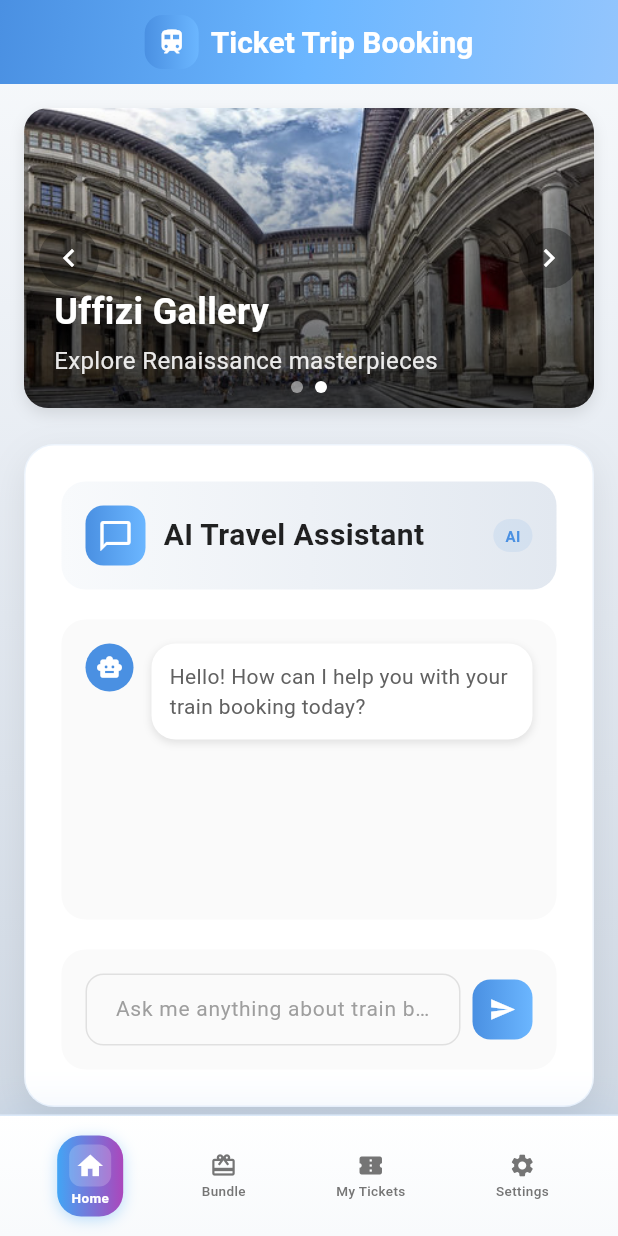
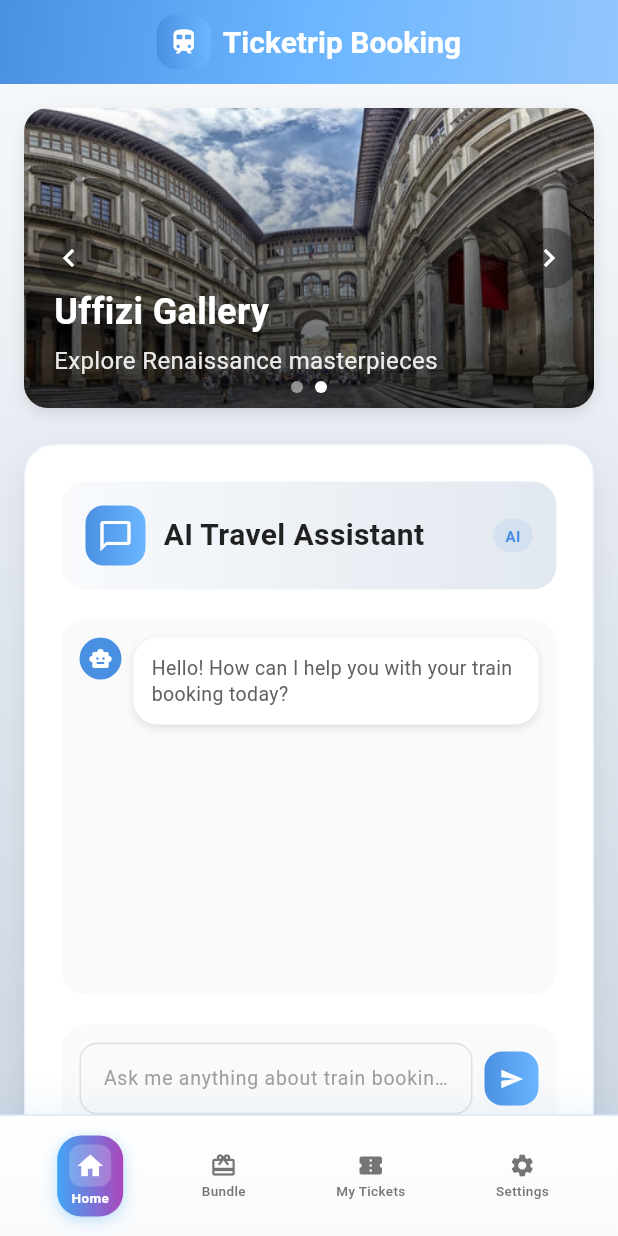
Before and after one commit to garyyang01/KTV-BTS, a Flutter app: the screen it shows after launch, on a phone screen of 412 x 824 dp. Run offline on Flutter 3.47's test engine with Material 3 defaults, Android fonts, the phone set to English and light mode, and no system bars; our stand-ins replace email_validator, flutter_dotenv, flutter_local_notifications, shared_preferences; missing offline and left inert: enough_mail, mailer; generated files the repository leaves out were written again.

Commit message:
Add Ai Traval

```diff
--- a/ktv_bts/lib/l10n/app_en.arb
+++ b/ktv_bts/lib/l10n/app_en.arb
@@ -1,5 +1,5 @@
 {
-  "appTitle": "Ticket Trip Booking",
+  "appTitle": "Ticketrip Booking",
   "settings": "Settings",
   "language": "Language",
   "theme": "Theme",
@@ -13,7 +13,7 @@
   "bundle": "Bundle",
   "myTickets": "My Tickets",
   "settings": "Settings",
-  "welcomeMessage": "Welcome to Ticket Trip!",
+  "welcomeMessage": "Welcome to Ticketrip!",
   "welcomeSubtitle": "Discover amazing destinations and book your perfect journey",
   "searchDestinations": "Search for Destinations",
   "popularDestinations": "Popular Destinations",
--- a/ktv_bts/lib/pages/main_page.dart
+++ b/ktv_bts/lib/pages/main_page.dart
@@ -4,6 +4,7 @@ import 'package:flutter_gen/gen_l10n/app_localizations.dart';
 import '../widgets/search_bar_widget.dart';
 import '../widgets/content_display_widget.dart';
 import '../models/search_option.dart';
+import '../services/ai_service.dart';
 import 'my_train_tickets_page.dart';
 import 'bundle_page.dart';
 
@@ -114,13 +115,28 @@ class _MainPageState extends State<MainPage> {
     _simulateAIResponse(text);
   }
 
-  /// Simulate AI response
-  void _simulateAIResponse(String userMessage) {
-    Future.delayed(const Duration(milliseconds: 1000), () {
+  /// Call AI API and get response
+  void _simulateAIResponse(String userMessage) async {
+    // Show loading message
+    setState(() {
+      _chatMessages.add(ChatMessage(
+        text: 'AI is thinking...',
+        isUser: false,
+        timestamp: DateTime.now(),
+      ));
+    });
+
+    _scrollToBottom();
+
+    try {
+      // Call the n8n AI API
+      final aiResponse = await AIService.callAIAssistant(userMessage);
+
       if (!mounted) return;
 
-      String aiResponse = _getAIResponse(userMessage);
+      // Remove loading message and add real response
       setState(() {
+        _chatMessages.removeLast(); // Remove loading message
         _chatMessages.add(ChatMessage(
           text: aiResponse,
           isUser: false,
@@ -129,25 +145,23 @@ class _MainPageState extends State<MainPage> {
       });
 
       _scrollToBottom();
-    });
+    } catch (e) {
+      if (!mounted) return;
+
+      // Remove loading message and add error response
+      setState(() {
+        _chatMessages.removeLast(); // Remove loading message
+        _chatMessages.add(ChatMessage(
+          text: 'Sorry, there was an error processing your request. Please try again.',
+          isUser: false,
+          timestamp: DateTime.now(),
+        ));
+      });
+
+      _scrollToBottom();
+    }
   }
 
-  /// Get AI response based on user message
-  String _getAIResponse(String message) {
-    final lowerMessage = message.toLowerCase();
-
-    if (lowerMessage.contains('train') || lowerMessage.contains('火車')) {
-      return 'I can help you find train tickets! You can search for destinations in the search box below, or tell me where you want to go and I\'ll help you plan your journey.';
-    } else if (lowerMessage.contains('price') || lowerMessage.contains('價格') || lowerMessage.contains('多少錢')) {
-      return 'Train ticket prices vary depending on the route and travel class. You can search for your destination below to see current prices and availability.';
-    } else if (lowerMessage.contains('time') || lowerMessage.contains('時間') || lowerMessage.contains('什麼時候')) {
-      return 'Train schedules are available in real-time. Once you search for your destination, you\'ll see all available departure times and journey durations.';
-    } else if (lowerMessage.contains('booking') || lowerMessage.contains('預訂') || lowerMessage.contains('訂票')) {
-      return 'To book tickets, simply search for your destination using the search box below. I can guide you through the booking process step by step!';
-    } else {
-      return 'I\'m here to help with your train travel needs! You can ask me about routes, schedules, prices, or booking. Try searching for a destination below to get started!';
-    }
-  }
 
   /// Scroll chat to bottom
   void _scrollToBottom() {
@@ -919,8 +933,8 @@ class _MainPageState extends State<MainPage> {
 
           // Chat messages area
           Container(
-            height: 200,
-            padding: const EdgeInsets.all(16),
+            height: 250, // 增加高度從200到250
+            padding: const EdgeInsets.all(12), // 減少內邊距從16到12
             decoration: BoxDecoration(
               color: isDark ? const Color(0xFF334155).withOpacity(0.3) : Colors.grey.shade50,
               borderRadius: BorderRadius.circular(16),
@@ -939,7 +953,7 @@ class _MainPageState extends State<MainPage> {
 
           // AI chat input
           Container(
-            padding: const EdgeInsets.all(16),
+            padding: const EdgeInsets.all(12), // 減少內邊距從16到12
             decoration: BoxDecoration(
               color: isDark ? const Color(0xFF334155).withOpacity(0.3) : Colors.grey.shade50,
               borderRadius: BorderRadius.circular(16),
@@ -953,25 +967,25 @@ class _MainPageState extends State<MainPage> {
                       hintText: 'Ask me anything about train bookings...',
                       hintStyle: TextStyle(
                         color: isDark ? Colors.white54 : Colors.grey.shade500,
-                        fontSize: 14,
+                        fontSize: 13, // 減少字體大小從14到13
                       ),
                       border: InputBorder.none,
                       contentPadding: const EdgeInsets.symmetric(
-                        horizontal: 16,
-                        vertical: 12,
+                        horizontal: 12, // 減少水平內邊距從16到12
+                        vertical: 10, // 減少垂直內邊距從12到10
                       ),
                     ),
                     style: TextStyle(
                       color: isDark ? Colors.white : Colors.black87,
-                      fontSize: 14,
+                      fontSize: 13, // 減少字體大小從14到13
                     ),
                     onSubmitted: (_) => _sendMessage(),
                   ),
                 ),
                 const SizedBox(width: 8),
                 Container(
-                  width: 40,
-                  height: 40,
+                  width: 36, // 減少按鈕大小從40到36
+                  height: 36,
                   decoration: BoxDecoration(
                     gradient: const LinearGradient(
                       colors: [
@@ -986,7 +1000,7 @@ class _MainPageState extends State<MainPage> {
                     icon: const Icon(
                       Icons.send,
                       color: Colors.white,
-                      size: 18,
+                      size: 16, // 減少圖標大小從18到16
                     ),
                     padding: EdgeInsets.zero,
                   ),
@@ -1002,33 +1016,61 @@ class _MainPageState extends State<MainPage> {
   /// Build chat message bubble
   Widget _buildChatMessage(ChatMessage message, bool isDark) {
     return Padding(
-      padding: const EdgeInsets.only(bottom: 12),
+      padding: const EdgeInsets.only(bottom: 8),
       child: Row(
         crossAxisAlignment: CrossAxisAlignment.start,
         children: [
           if (!message.isUser) ...[
+            // AI消息在左邊
             Container(
-              width: 32,
-              height: 32,
+              width: 28,
+              height: 28,
               decoration: BoxDecoration(
                 color: const Color(0xFF4A90E2),
-                borderRadius: BorderRadius.circular(16),
+                borderRadius: BorderRadius.circular(14),
               ),
               child: const Icon(
                 Icons.smart_toy,
                 color: Colors.white,
-                size: 18,
+                size: 16,
               ),
             ),
-            const SizedBox(width: 12),
+            const SizedBox(width: 8),
+            Expanded( // AI消息使用Expanded佔滿剩餘空間
+              child: Container(
+                padding: const EdgeInsets.all(12),
+                decoration: BoxDecoration(
+                  color: isDark ? const Color(0xFF334155).withOpacity(0.7) : Colors.white,
+                  borderRadius: BorderRadius.circular(16),
+                  boxShadow: [
+                    BoxShadow(
+                      color: Colors.black.withOpacity(0.1),
+                      blurRadius: 4,
+                      offset: const Offset(0, 2),
+                    ),
+                  ],
+                ),
+                child: Text(
+                  message.text,
+                  style: TextStyle(
+                    fontSize: 13,
+                    color: isDark ? Colors.white70 : Colors.grey.shade700,
+                    height: 1.3,
+                  ),
+                ),
+              ),
+            ),
           ],
-          Expanded(
-            child: Container(
-              padding: const EdgeInsets.all(12),
+          if (message.isUser) ...[
+            // 用戶消息在右邊
+            Expanded(child: Container()), // 佔滿左邊空間，把用戶消息推到右邊
+            Container(
+              constraints: BoxConstraints(
+                maxWidth: MediaQuery.of(context).size.width * 0.7, // 最大寬度為屏幕的70%
+              ),
+              padding: const EdgeInsets.all(10),
               decoration: BoxDecoration(
-                color: message.isUser
-                    ? const Color(0xFF4A90E2)
-                    : (isDark ? const Color(0xFF334155).withOpacity(0.7) : Colors.white),
+                color: const Color(0xFF4A90E2),
                 borderRadius: BorderRadius.circular(16),
                 boxShadow: [
                   BoxShadow(
@@ -1040,29 +1082,25 @@ class _MainPageState extends State<MainPage> {
               ),
               child: Text(
                 message.text,
-                style: TextStyle(
-                  fontSize: 14,
-                  color: message.isUser
-                      ? Colors.white
-                      : (isDark ? Colors.white70 : Colors.grey.shade700),
-                  height: 1.4,
+                style: const TextStyle(
+                  fontSize: 13,
+                  color: Colors.white,
+                  height: 1.3,
                 ),
               ),
             ),
-          ),
-          if (message.isUser) ...[
-            const SizedBox(width: 12),
+            const SizedBox(width: 8),
             Container(
-              width: 32,
-              height: 32,
+              width: 28,
+              height: 28,
               decoration: BoxDecoration(
                 color: Colors.grey.shade300,
-                borderRadius: BorderRadius.circular(16),
+                borderRadius: BorderRadius.circular(14),
               ),
               child: Icon(
                 Icons.person,
                 color: Colors.grey.shade600,
-                size: 18,
+                size: 16,
               ),
             ),
           ],
```
Also changed, not shown: ktv_bts/lib/models/bundle_info.dart (+13 -0 lines), ktv_bts/lib/pages/bundle_page.dart (+27 -59 lines), ktv_bts/lib/services/ai_service.dart (added, +50 -0 lines), ktv_bts/lib/services/bundle_service.dart (added, +51 -0 lines), 1 other file.
